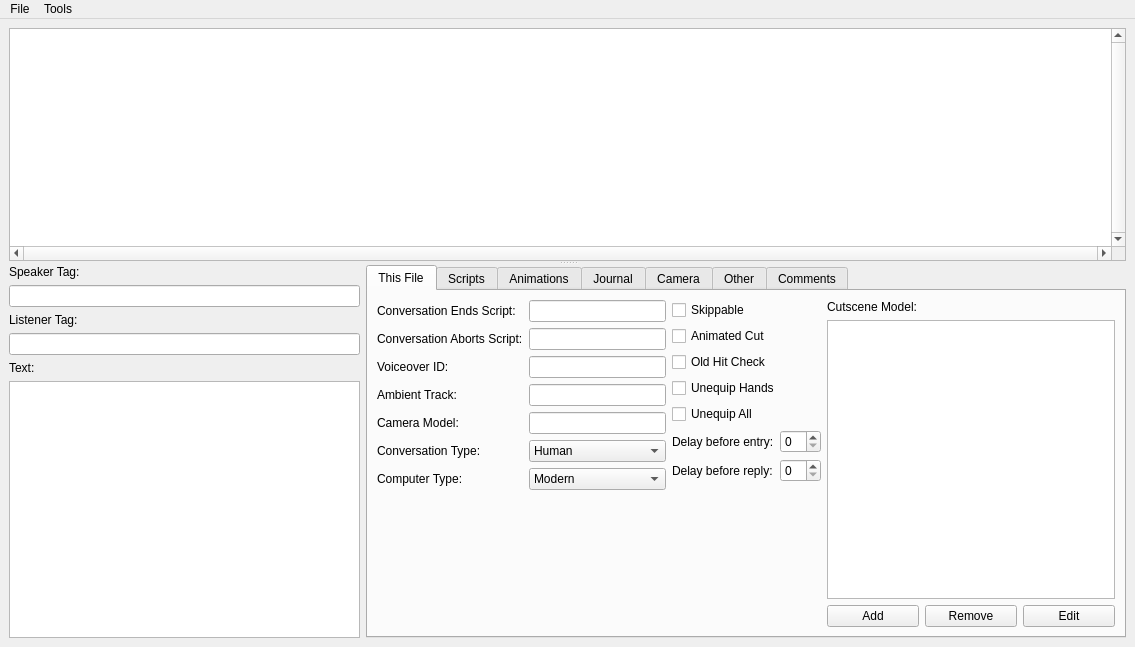
Qt form Tools/HolocronToolset/src/ui/editors/dlg.ui (NickHugi/PyKotor) before a commit.
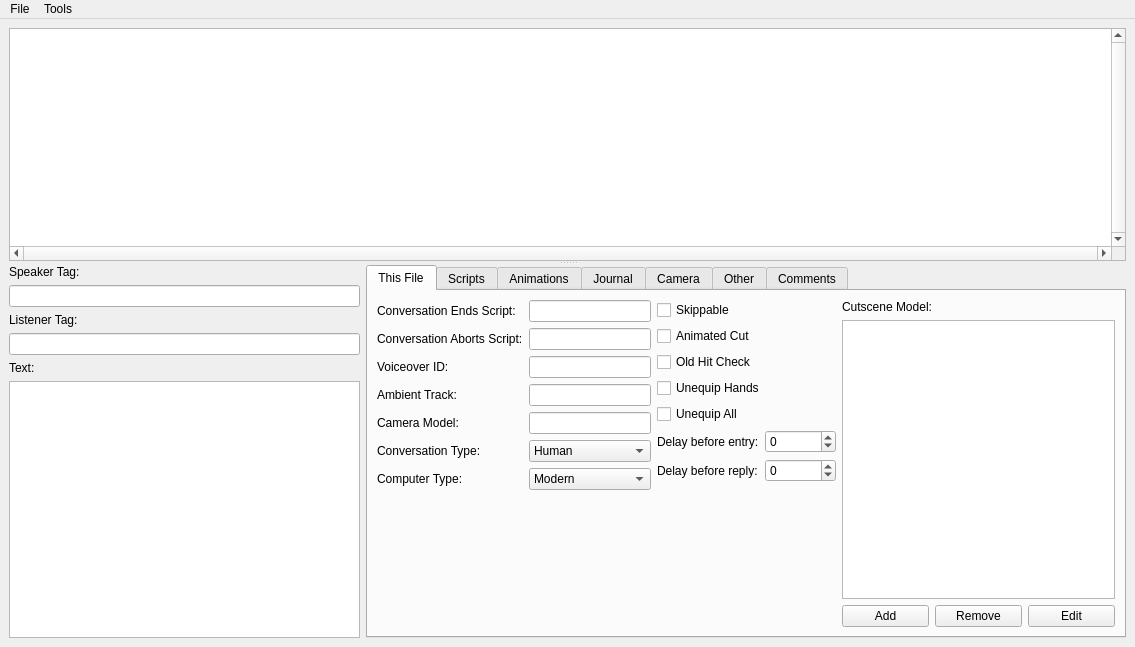
The same form after that commit. The open tabs and pages were chosen to show the change.

What changed in the file:
```diff
--- a/Tools/HolocronToolset/src/ui/editors/dlg.ui
+++ b/Tools/HolocronToolset/src/ui/editors/dlg.ui
@@ -269,7 +269,14 @@
                  </widget>
                 </item>
                 <item row="0" column="1">
-                 <widget class="QSpinBox" name="entryDelaySpin"/>
+                 <widget class="QSpinBox" name="entryDelaySpin">
+                  <property name="minimum">
+                   <number>-2147483648</number>
+                  </property>
+                  <property name="maximum">
+                   <number>2147483647</number>
+                  </property>
+                 </widget>
                 </item>
                 <item row="1" column="0">
                  <widget class="QLabel" name="label_45">
@@ -279,7 +286,14 @@
                  </widget>
                 </item>
                 <item row="1" column="1">
-                 <widget class="QSpinBox" name="replyDelaySpin"/>
+                 <widget class="QSpinBox" name="replyDelaySpin">
+                  <property name="minimum">
+                   <number>-2147483648</number>
+                  </property>
+                  <property name="maximum">
+                   <number>2147483647</number>
+                  </property>
+                 </widget>
                 </item>
                </layout>
               </item>
```
Left out of the diff: 18 changed lines with no effect on the pictures.
